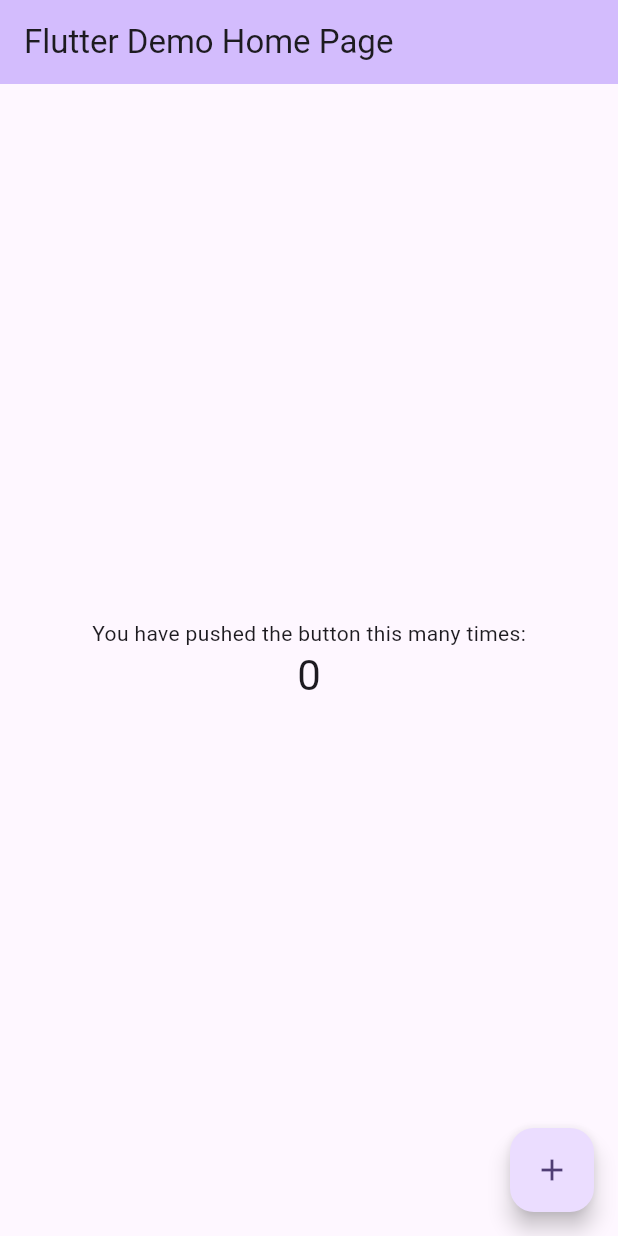
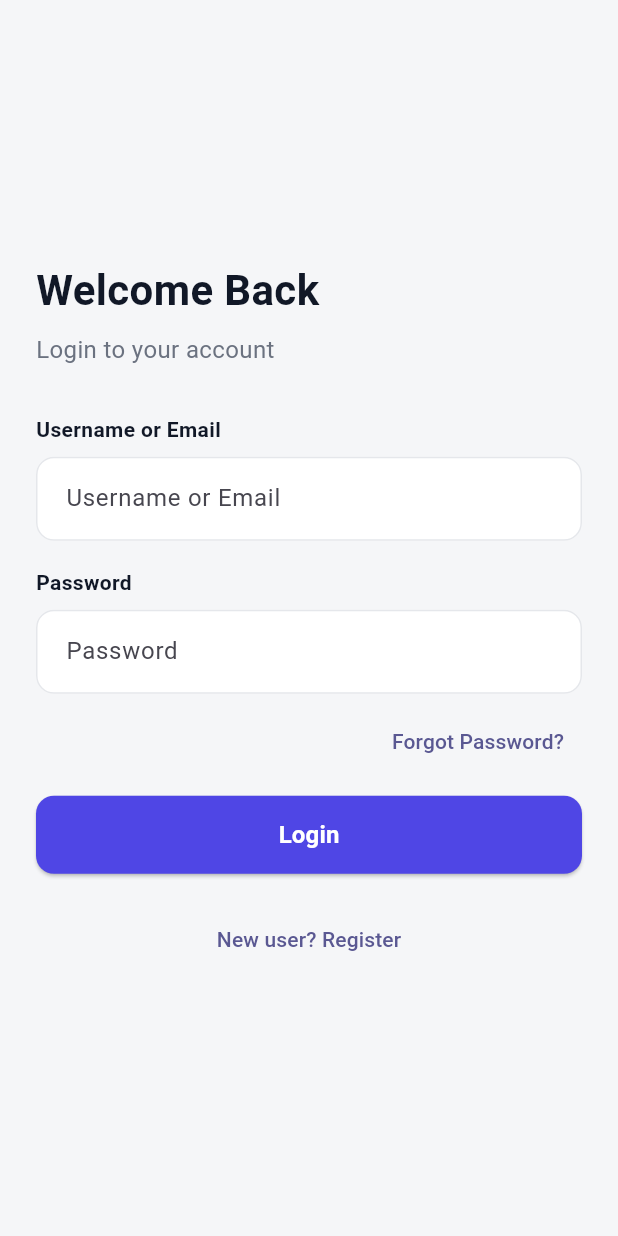
Before and after one commit to ShashankOwO/ai_candidate_ranking_frontend, a Flutter app: the screen it shows after launch, on a phone screen of 412 x 824 dp. Run offline on Flutter 3.47's test engine with Material 3 defaults, Android fonts, the phone set to English and light mode, and no system bars.

Commit message:
auth and login

```diff
--- /dev/null
+++ b/lib/core/theme/app_colors.dart
@@ -0,0 +1,19 @@
+import 'package:flutter/material.dart';
+
+class AppColors {
+  static const Color background = Color(0xFFF5F6F8);
+
+  static const Color card = Colors.white;
+
+  static const Color primary = Color(0xFF4F46E5);
+
+  static const Color primaryDark = Color(0xFF3730A3);
+
+  static const Color textPrimary = Color(0xFF111827);
+
+  static const Color textSecondary = Color(0xFF6B7280);
+
+  static const Color border = Color(0xFFE5E7EB);
+
+  static const Color error = Color(0xFFDC2626);
+}
--- /dev/null
+++ b/lib/core/theme/app_text_styles.dart
@@ -0,0 +1,27 @@
+import 'package:flutter/material.dart';
+
+import 'app_colors.dart';
+
+class AppTextStyles {
+  static const TextStyle heading = TextStyle(
+    fontSize: 28,
+    fontWeight: FontWeight.bold,
+    color: AppColors.textPrimary,
+  );
+
+  static const TextStyle subHeading = TextStyle(
+    fontSize: 16,
+    color: AppColors.textSecondary,
+  );
+
+  static const TextStyle body = TextStyle(
+    fontSize: 14,
+    color: AppColors.textPrimary,
+  );
+
+  static const TextStyle label = TextStyle(
+    fontSize: 14,
+    fontWeight: FontWeight.w600,
+    color: AppColors.textPrimary,
+  );
+}
--- /dev/null
+++ b/lib/core/theme/app_theme.dart
@@ -0,0 +1,53 @@
+import 'package:flutter/material.dart';
+
+import 'app_colors.dart';
+
+class AppTheme {
+  static ThemeData lightTheme = ThemeData(
+    useMaterial3: true,
+
+    scaffoldBackgroundColor:
+        AppColors.background,
+
+    colorScheme: ColorScheme.fromSeed(
+      seedColor: AppColors.primary,
+    ),
+
+    inputDecorationTheme:
+        InputDecorationTheme(
+      filled: true,
+      fillColor: AppColors.card,
+
+      border: OutlineInputBorder(
+        borderRadius:
+            BorderRadius.circular(12),
+        borderSide: const BorderSide(
+          color: AppColors.border,
+        ),
+      ),
+
+      enabledBorder: OutlineInputBorder(
+        borderRadius:
+            BorderRadius.circular(12),
+        borderSide: const BorderSide(
+          color: AppColors.border,
+        ),
+      ),
+
+      focusedBorder: OutlineInputBorder(
+        borderRadius:
+            BorderRadius.circular(12),
+        borderSide: const BorderSide(
+          color: AppColors.primary,
+          width: 2,
+        ),
+      ),
+
+      contentPadding:
+          const EdgeInsets.symmetric(
+        horizontal: 16,
+        vertical: 16,
+      ),
+    ),
+  );
+}
--- /dev/null
+++ b/lib/core/utils/validators.dart
@@ -0,0 +1,29 @@
+class Validators {
+  static String? required(String? value) {
+    if (value == null || value.trim().isEmpty) {
+      return "This field is required";
+    }
+
+    return null;
+  }
+
+  static String? email(String? value) {
+    if (value == null || value.trim().isEmpty) {
+      return "Email is required";
+    }
+
+    if (!value.contains("@")) {
+      return "Enter a valid email";
+    }
+
+    return null;
+  }
+
+  static String? password(String? value) {
+    if (value == null || value.length < 8) {
+      return "Password must be at least 8 characters";
+    }
+
+    return null;
+  }
+}
--- /dev/null
+++ b/lib/features/auth/screens/login_screen.dart
@@ -0,0 +1,182 @@
+import 'package:flutter/material.dart';
+
+import '../../../core/theme/app_text_styles.dart';
+import '../../../core/utils/validators.dart';
+import '../../../widgets/app_button.dart';
+import '../../../widgets/app_text_field.dart';
+import '../widgets/auth_header.dart';
+
+class LoginScreen extends StatefulWidget {
+  const LoginScreen({
+    super.key,
+  });
+
+  @override
+  State<LoginScreen> createState() =>
+      _LoginScreenState();
+}
+
+class _LoginScreenState extends State<LoginScreen> {
+  final _formKey = GlobalKey<FormState>();
+
+  final usernameController =
+      TextEditingController();
+
+  final passwordController =
+      TextEditingController();
+
+  bool loading = false;
+
+  @override
+  void dispose() {
+    usernameController.dispose();
+    passwordController.dispose();
+
+    super.dispose();
+  }
+
+  void login() {
+    if (!_formKey.currentState!.validate()) {
+      return;
+    }
+
+    setState(() {
+      loading = true;
+    });
+
+    // Temporary dummy login.
+    Future.delayed(
+      const Duration(seconds: 1),
+      () {
+        if (!mounted) {
+          return;
+        }
+
+        setState(() {
+          loading = false;
+        });
+
+        ScaffoldMessenger.of(context).showSnackBar(
+          const SnackBar(
+            content: Text(
+              "Login successful - API will be connected next",
+            ),
+          ),
+        );
+      },
+    );
+  }
+
+  void openRegister() {
+    // Registration navigation will be added next.
+  }
+
+  void forgotPassword() {
+    // Forgot password will be implemented later.
+  }
+
+  @override
+  Widget build(BuildContext context) {
+    return Scaffold(
+      body: SafeArea(
+        child: Center(
+          child: SingleChildScrollView(
+            padding: const EdgeInsets.all(24),
+
+            child: ConstrainedBox(
+              constraints: const BoxConstraints(
+                maxWidth: 420,
+              ),
+
+              child: Form(
+                key: _formKey,
+
+                child: Column(
+                  crossAxisAlignment:
+                      CrossAxisAlignment.start,
+
+                  children: [
+                    const AuthHeader(
+                      title: "Welcome Back",
+                      subtitle:
+                          "Login to your account",
+                    ),
+
+                    const SizedBox(height: 32),
+
+                    Text(
+                      "Username or Email",
+                      style: AppTextStyles.label,
+                    ),
+
+                    const SizedBox(height: 8),
+
+                    AppTextField(
+                      label: "Username or Email",
+                      controller:
+                          usernameController,
+                      validator:
+                          Validators.required,
+                    ),
+
+                    const SizedBox(height: 18),
+
+                    Text(
+                      "Password",
+                      style: AppTextStyles.label,
+                    ),
+
+                    const SizedBox(height: 8),
+
+                    AppTextField(
+                      label: "Password",
+                      controller:
+                          passwordController,
+                      obscureText: true,
+                      validator:
+                          Validators.password,
+                    ),
+
+                    const SizedBox(height: 8),
+
+                    Align(
+                      alignment:
+                          Alignment.centerRight,
+
+                      child: TextButton(
+                        onPressed:
+                            forgotPassword,
+                        child: const Text(
+                          "Forgot Password?",
+                        ),
+                      ),
+                    ),
+
+                    const SizedBox(height: 12),
+
+                    AppButton(
+                      text: "Login",
+                      loading: loading,
+                      onPressed: login,
+                    ),
+
+                    const SizedBox(height: 20),
+
+                    Center(
+                      child: TextButton(
+                        onPressed: openRegister,
+                        child: const Text(
+                          "New user? Register",
+                        ),
+                      ),
+                    ),
+                  ],
+                ),
+              ),
+            ),
+          ),
+        ),
+      ),
+    );
+  }
+}
--- /dev/null
+++ b/lib/features/auth/widgets/auth_header.dart
@@ -0,0 +1,32 @@
+import 'package:flutter/material.dart';
+
+import '../../../../../core/theme/app_text_styles.dart';
+
+class AuthHeader extends StatelessWidget {
+  final String title;
+  final String subtitle;
+
+  const AuthHeader({
+    super.key,
+    required this.title,
+    required this.subtitle,
+  });
+
+  @override
+  Widget build(BuildContext context) {
+    return Column(
+      crossAxisAlignment: CrossAxisAlignment.start,
+      children: [
+        Text(
+          title,
+          style: AppTextStyles.heading,
+        ),
+        const SizedBox(height: 8),
+        Text(
+          subtitle,
+          style: AppTextStyles.subHeading,
+        ),
+      ],
+    );
+  }
+}
--- a/lib/main.dart
+++ b/lib/main.dart
@@ -1,122 +1,26 @@
 import 'package:flutter/material.dart';
 
+import 'core/theme/app_theme.dart';
+import 'features/auth/screens/login_screen.dart';
+
 void main() {
-  runApp(const MyApp());
+  runApp(
+    const CandidateRankingApp(),
+  );
 }
 
-class MyApp extends StatelessWidget {
-  const MyApp({super.key});
+class CandidateRankingApp extends StatelessWidget {
+  const CandidateRankingApp({
+    super.key,
+  });
 
-  // This widget is the root of your application.
   @override
   Widget build(BuildContext context) {
     return MaterialApp(
-      title: 'Flutter Demo',
-      theme: ThemeData(
-        // This is the theme of your application.
-        //
-        // TRY THIS: Try running your application with "flutter run". You'll see
-        // the application has a purple toolbar. Then, without quitting the app,
-        // try changing the seedColor in the colorScheme below to Colors.green
-        // and then invoke "hot reload" (save your changes or press the "hot
-        // reload" button in a Flutter-supported IDE, or press "r" if you used
-        // the command line to start the app).
-        //
-        // Notice that the counter didn't reset back to zero; the application
-        // state is not lost during the reload. To reset the state, use hot
-        // restart instead.
-        //
-        // This works for code too, not just values: Most code changes can be
-        // tested with just a hot reload.
-        colorScheme: .fromSeed(seedColor: Colors.deepPurple),
-      ),
-      home: const MyHomePage(title: 'Flutter Demo Home Page'),
+      debugShowCheckedModeBanner: false,
+      title: "AI Candidate Ranking",
+      theme: AppTheme.lightTheme,
+      home: const LoginScreen(),
     );
   }
 }
-
-class MyHomePage extends StatefulWidget {
-  const MyHomePage({super.key, required this.title});
-
-  // This widget is the home page of your application. It is stateful, meaning
-  // that it has a State object (defined below) that contains fields that affect
-  // how it looks.
-
-  // This class is the configuration for the state. It holds the values (in this
-  // case the title) provided by the parent (in this case the App widget) and
-  // used by the build method of the State. Fields in a Widget subclass are
-  // always marked "final".
-
-  final String title;
-
-  @override
-  State<MyHomePage> createState() => _MyHomePageState();
-}
-
-class _MyHomePageState extends State<MyHomePage> {
-  int _counter = 0;
-
-  void _incrementCounter() {
-    setState(() {
-      // This call to setState tells the Flutter framework that something has
-      // changed in this State, which causes it to rerun the build method below
-      // so that the display can reflect the updated values. If we changed
-      // _counter without calling setState(), then the build method would not be
-      // called again, and so nothing would appear to happen.
-      _counter++;
-    });
-  }
-
-  @override
-  Widget build(BuildContext context) {
-    // This method is rerun every time setState is called, for instance as done
-    // by the _incrementCounter method above.
-    //
-    // The Flutter framework has been optimized to make rerunning build methods
-    // fast, so that you can just rebuild anything that needs updating rather
-    // than having to individually change instances of widgets.
-    return Scaffold(
-      appBar: AppBar(
-        // TRY THIS: Try changing the color here to a specific color (to
-        // Colors.amber, perhaps?) and trigger a hot reload to see the AppBar
-        // change color while the other colors stay the same.
-        backgroundColor: Theme.of(context).colorScheme.inversePrimary,
-        // Here we take the value from the MyHomePage object that was created by
-        // the App.build method, and use it to set our appbar title.
-        title: Text(widget.title),
-      ),
-      body: Center(
-        // Center is a layout widget. It takes a single child and positions it
-        // in the middle of the parent.
-        child: Column(
-          // Column is also a layout widget. It takes a list of children and
-          // arranges them vertically. By default, it sizes itself to fit its
-          // children horizontally, and tries to be as tall as its parent.
-          //
-          // Column has various properties to control how it sizes itself and
-          // how it positions its children. Here we use mainAxisAlignment to
-          // center the children vertically; the main axis here is the vertical
-          // axis because Columns are vertical (the cross axis would be
-          // horizontal).
-          //
-          // TRY THIS: Invoke "debug painting" (choose the "Toggle Debug Paint"
-          // action in the IDE, or press "p" in the console), to see the
-          // wireframe for each widget.
-          mainAxisAlignment: .center,
-          children: [
-            const Text('You have pushed the button this many times:'),
-            Text(
-              '$_counter',
-              style: Theme.of(context).textTheme.headlineMedium,
-            ),
-          ],
-        ),
-      ),
-      floatingActionButton: FloatingActionButton(
-        onPressed: _incrementCounter,
-        tooltip: 'Increment',
-        child: const Icon(Icons.add),
-      ),
-    );
-  }
-}
--- /dev/null
+++ b/lib/widgets/app_button.dart
@@ -0,0 +1,50 @@
+import 'package:flutter/material.dart';
+
+import '../core/theme/app_colors.dart';
+
+class AppButton extends StatelessWidget {
+  final String text;
+  final VoidCallback? onPressed;
+  final bool loading;
+
+  const AppButton({
+    super.key,
+    required this.text,
+    this.onPressed,
+    this.loading = false,
+  });
+
+  @override
+  Widget build(BuildContext context) {
+    return SizedBox(
+      width: double.infinity,
+      height: 52,
+      child: ElevatedButton(
+        onPressed: loading ? null : onPressed,
+        style: ElevatedButton.styleFrom(
+          backgroundColor: AppColors.primary,
+          foregroundColor: Colors.white,
+          shape: RoundedRectangleBorder(
+            borderRadius: BorderRadius.circular(12),
+          ),
+        ),
+        child: loading
+            ? const SizedBox(
+                width: 22,
+                height: 22,
+                child: CircularProgressIndicator(
+                  strokeWidth: 2,
+                  color: Colors.white,
+                ),
+              )
+            : Text(
+                text,
+                style: const TextStyle(
+                  fontSize: 16,
+                  fontWeight: FontWeight.w600,
+                ),
+              ),
+      ),
+    );
+  }
+}
--- /dev/null
+++ b/lib/widgets/app_text_field.dart
@@ -0,0 +1,34 @@
+import 'package:flutter/material.dart';
+
+class AppTextField extends StatelessWidget {
+  final String label;
+  final String? hint;
+  final TextEditingController controller;
+  final bool obscureText;
+  final TextInputType? keyboardType;
+  final String? Function(String?)? validator;
+
+  const AppTextField({
+    super.key,
+    required this.label,
+    required this.controller,
+    this.hint,
+    this.obscureText = false,
+    this.keyboardType,
+    this.validator,
+  });
+
+  @override
+  Widget build(BuildContext context) {
+    return TextFormField(
+      controller: controller,
+      obscureText: obscureText,
+      keyboardType: keyboardType,
+      validator: validator,
+      decoration: InputDecoration(
+        labelText: label,
+        hintText: hint,
+      ),
+    );
+  }
+}
```
Also changed, not shown: lib/core/constants/app_constants.dart (added), 1 other file.
